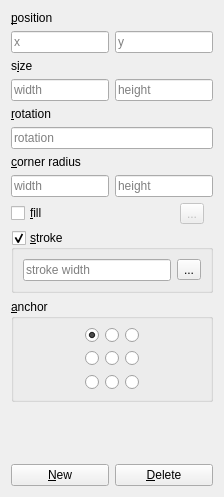
First picture: the form in rectangleform.ui, repository jonestimd/ocdraw, before the edit.
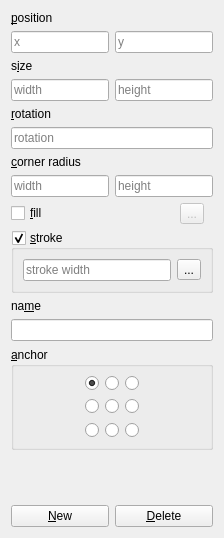
Second picture: the form after the edit.

Commit message: Store name on shapes Disable Delete button after deleting a shape

Diff of the .ui file:
```diff
--- a/rectangleform.ui
+++ b/rectangleform.ui
@@ -7,7 +7,7 @@
     <x>0</x>
     <y>0</y>
     <width>224</width>
-    <height>497</height>
+    <height>538</height>
    </rect>
   </property>
   <property name="windowTitle">
@@ -225,6 +225,23 @@
      </layout>
     </widget>
    </item>
+   <item>
+    <widget class="QLabel" name="label_5">
+     <property name="text">
+      <string>na&amp;me</string>
+     </property>
+     <property name="buddy">
+      <cstring>name</cstring>
+     </property>
+    </widget>
+   </item>
+   <item>
+    <widget class="QLineEdit" name="name">
+     <property name="clearButtonEnabled">
+      <bool>true</bool>
+     </property>
+    </widget>
+   </item>
    <item>
     <widget class="QGroupBox" name="anchorGroup">
      <property name="title">
```
Left out of the diff: 1 changed line with no effect on the pictures. The commit also changes 3 other files.
